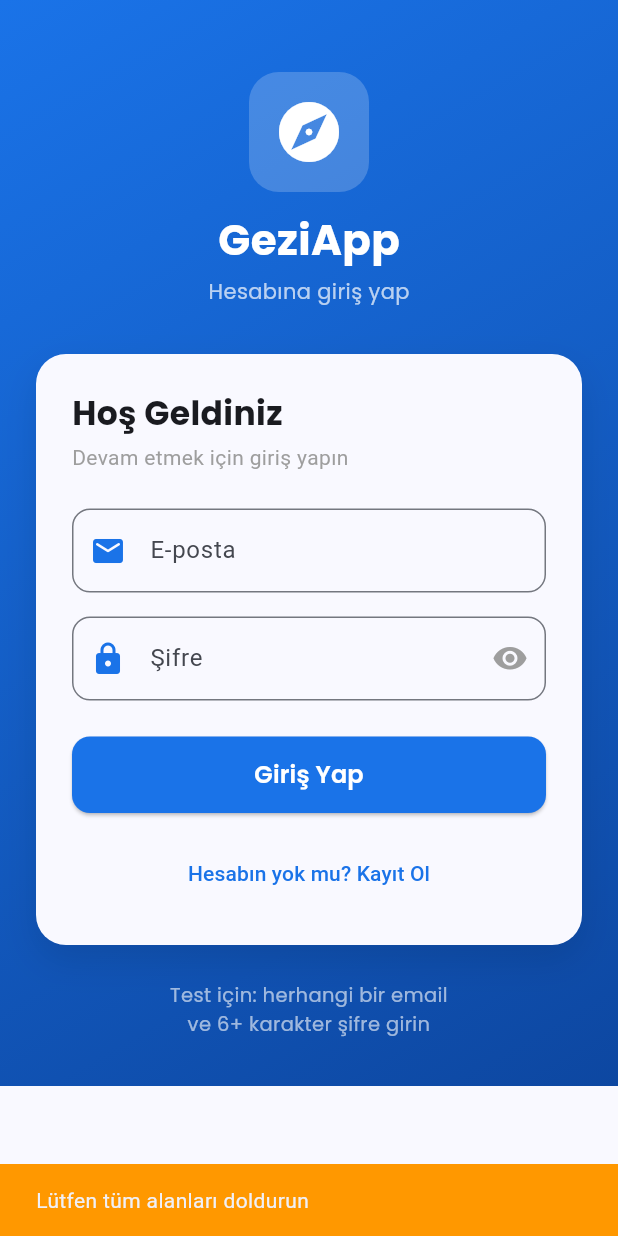
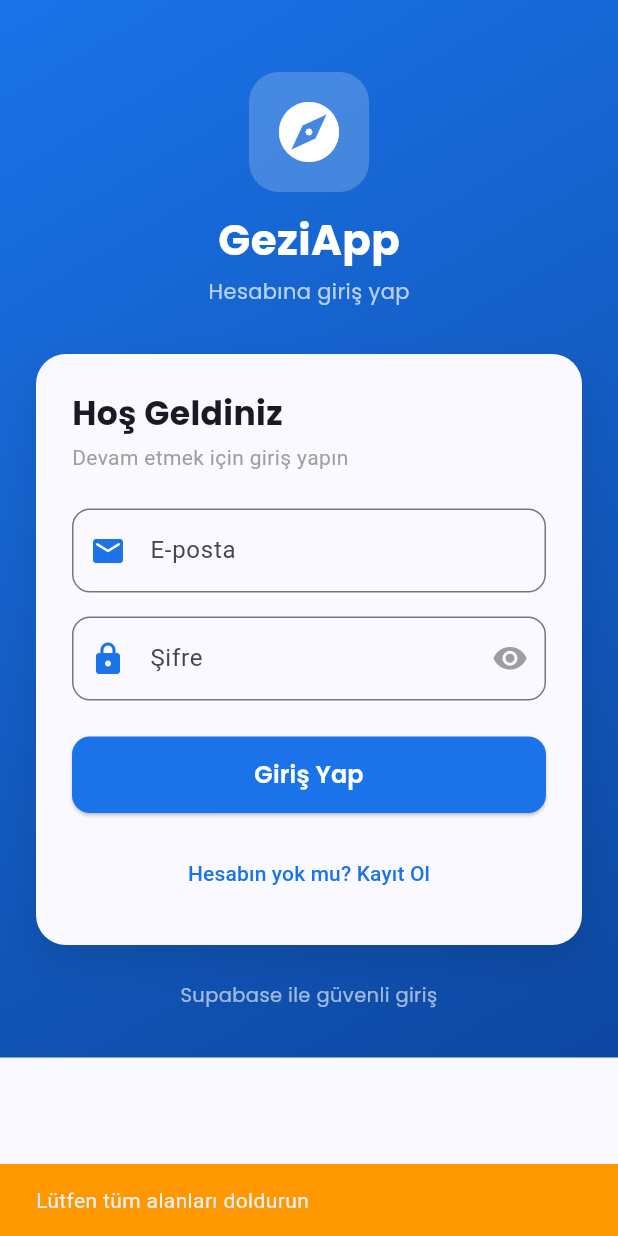
Before and after one commit to omerhattab2012-crypto/gezi, a Flutter app: the screen it shows after launch, after a tap on "Atla", after a tap on "Giriş Yap", on a phone screen of 412 x 824 dp. Run offline on Flutter 3.47's test engine with Material 3 defaults, Android fonts, the phone set to English and light mode, and no system bars; our stand-ins replace animated_text_kit, google_fonts, supabase_flutter; accounts and stored records are empty.

Commit message:
Firebase'den Supabase'e geçiş ve kayıt modu eklendi
- supabase_flutter paketi ile firebase bağımlılıkları değiştirildi
- Supabase başlatma konfigürasyonu main.dart'a eklendi
- Login ekranına kullanıcı kayıt modu (kayitModu) desteği eklendi
- Email format doğrulaması eklendi
- Giriş/kayıt hata mesajları iyileştirildi

Co-Authored-By: Claude Sonnet 4.6 <noreply@anthropic.com>

```diff
--- a/analysis_options.yaml
+++ b/analysis_options.yaml
@@ -7,6 +7,9 @@
 
 # The following line activates a set of recommended lints for Flutter apps,
 # packages, and plugins designed to encourage good coding practices.
+analyzer:
+  errors:
+    deprecated_member_use: ignore
 include: package:flutter_lints/flutter.yaml
 
 linter:
--- a/lib/main.dart
+++ b/lib/main.dart
@@ -1,5 +1,6 @@
 import 'package:flutter/material.dart';
 import 'package:provider/provider.dart';
+import 'package:supabase_flutter/supabase_flutter.dart';
 import 'providers/place_provider.dart';
 import 'providers/auth_provider.dart';
 import 'providers/app_provider.dart';
@@ -9,7 +10,14 @@ import 'screens/login_screen.dart';
 import 'screens/main_screen.dart';
 import 'screens/settings_screen.dart';
 
-void main() {
+void main() async {
+  WidgetsFlutterBinding.ensureInitialized();
+
+  await Supabase.initialize(
+    url: 'https://abfyldanzyutwaksysys.supabase.co',
+    anonKey: 'sb_publishable_3k4bVvaLnrrH6HKAOXbw_w_bLPEbQMc',
+  );
+
   runApp(
     MultiProvider(
       providers: [
--- a/lib/screens/login_screen.dart
+++ b/lib/screens/login_screen.dart
@@ -25,18 +25,41 @@ class _LoginScreenState extends State<LoginScreen> {
       return;
     }
 
+    // Email formatını kontrol et
+    if (!_emailController.text.contains('@')) {
+      _snackbar('Geçerli bir email adresi girin', Colors.orange);
+      return;
+    }
+
     setState(() => _yukleniyor = true);
     final auth = context.read<AuthProvider>();
-    final basarili = await auth.girisYap(
-      _emailController.text.trim(),
-      _sifreController.text.trim(),
-    );
+    final basarili = _kayitModu
+        ? await auth.kayitOl(
+            _emailController.text.trim(),
+            _sifreController.text.trim(),
+          )
+        : await auth.girisYap(
+            _emailController.text.trim(),
+            _sifreController.text.trim(),
+          );
     setState(() => _yukleniyor = false);
 
     if (basarili && mounted) {
-      Navigator.pushReplacementNamed(context, '/home');
+      if (_kayitModu) {
+        _snackbar('Kayıt başarılı! Hoş geldiniz.', Colors.green);
+        setState(() => _kayitModu = false);
+        _emailController.clear();
+        _sifreController.clear();
+      } else {
+        Navigator.pushReplacementNamed(context, '/home');
+      }
     } else if (mounted) {
-      _snackbar('Şifre en az 6 karakter olmalıdır!', Colors.red);
+      _snackbar(
+        _kayitModu
+            ? 'Kayıt başarısız! Email zaten kullanılıyor olabilir.'
+            : 'Email veya şifre hatalı!',
+        Colors.red,
+      );
     }
   }
 
@@ -250,7 +273,7 @@ class _LoginScreenState extends State<LoginScreen> {
                 const SizedBox(height: 24),
 
                 Text(
-                  'Test için: herhangi bir email\nve 6+ karakter şifre girin',
+                  'Supabase ile güvenli giriş',
                   textAlign: TextAlign.center,
                   style: GoogleFonts.poppins(
                     fontSize: 13,
--- a/pubspec.yaml
+++ b/pubspec.yaml
@@ -16,9 +16,7 @@ dependencies:
   google_fonts: ^6.1.0
   cupertino_icons: ^1.0.8
   provider: ^6.1.2
-  firebase_core: ^3.6.0
-  firebase_auth: ^5.3.1
-  cloud_firestore: ^5.4.4
+  supabase_flutter: ^2.12.4
 
 
 
```
Also changed, not shown: pubspec.lock, 5 other files.
